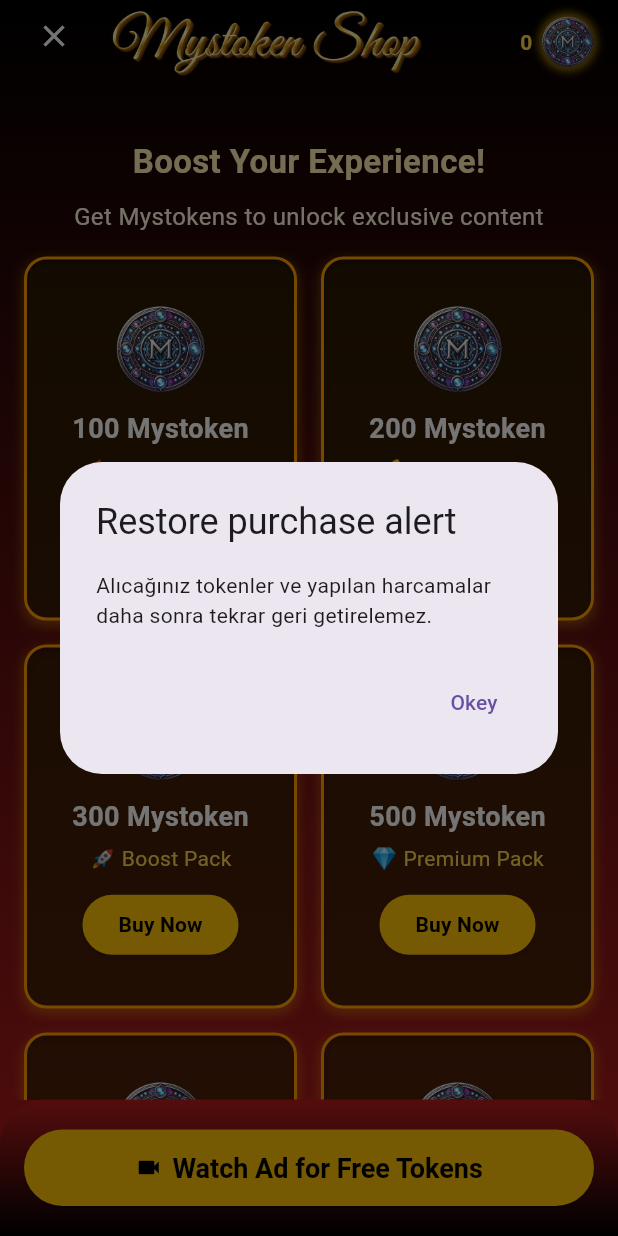
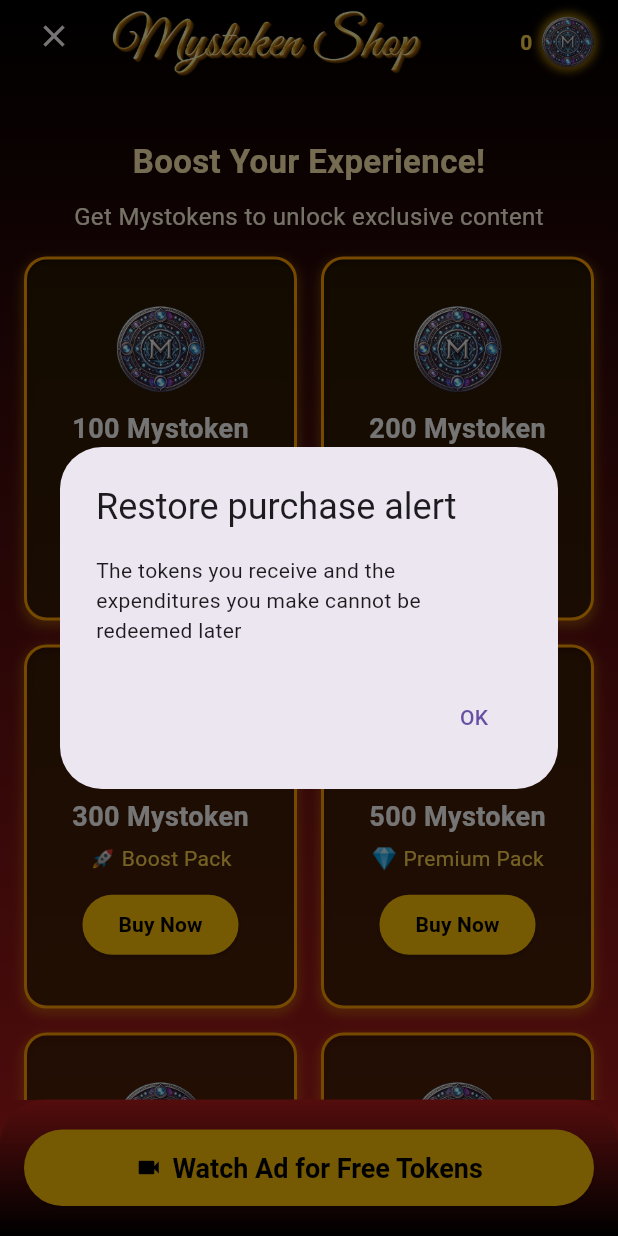
Before and after one commit to ErenBal1/gapsec-stories, a Flutter app: the ShopView screen opened directly, after a tap on "Buy Now", on a phone screen of 412 x 824 dp. Run offline on Flutter 3.47's test engine with Material 3 defaults, Android fonts, the phone set to English and light mode, and no system bars; our stand-ins replace adaptive_dialog, animated_splash_screen, animated_text_kit, carousel_slider, easy_localization, flutter_mobx and 8 more; missing offline and left inert: animated_glitch; accounts and stored records are empty; generated files the repository leaves out were written again.

Commit message:
"Added 'restore_alert' translation key and updated ShopView to use it"

```diff
--- a/assets/translations/en-US.json
+++ b/assets/translations/en-US.json
@@ -1,4 +1,5 @@
 {
+        "restore_alert" : "The tokens you receive and the expenditures you make cannot be redeemed later",
         "gapsec_ends" : "Gapsec ends",
         "get_mystoken" : "Get Mystokens to unlock exclusive content",
         "boost_your_experience" : "Boost Your Experience!",
--- a/assets/translations/tr-TR.json
+++ b/assets/translations/tr-TR.json
@@ -1,4 +1,5 @@
 {
+        "restore_alert" : "Alıcağınız tokenler ve yapılan harcamalar daha sonra tekrar geri getirelemez.",
         "gapsec_ends" : "Gapsec sonları",
         "get_mystoken" : "Özel içeriklerin kilidini açmak için Mystokens alın",
         "boost_your_experience" : "Deneyiminizi Arttırın!",
--- a/lib/utils/constants.dart
+++ b/lib/utils/constants.dart
@@ -20,6 +20,7 @@ class ConstantPaths {
 }
 
 class ConstantTexts {
+  static const String RestoreAlert = "restore_alert";
   static const String GapsecEnds = "gapsec_ends";
   static const String GetMystoken = "get_mystoken";
   static const String BoostYourExperince = "boost_your_experience";
--- a/lib/view/shop_view.dart
+++ b/lib/view/shop_view.dart
@@ -203,9 +203,9 @@ class _ShopViewState extends State<ShopView> {
             ElevatedButton(
               onPressed: () => AlertWidgets().showOkAlert(
                   context,
-                  "Alıcağınız tokenler ve yapılan harcamalar daha sonra tekrar geri getirelemez.",
+                  ConstantTexts.RestoreAlert.tr(),
                   "Restore purchase alert",
-                  "Okey",
+                  ConstantTexts.okay.tr(),
                   () => buyToken(
                       productId: productId,
                       context: context,
```
